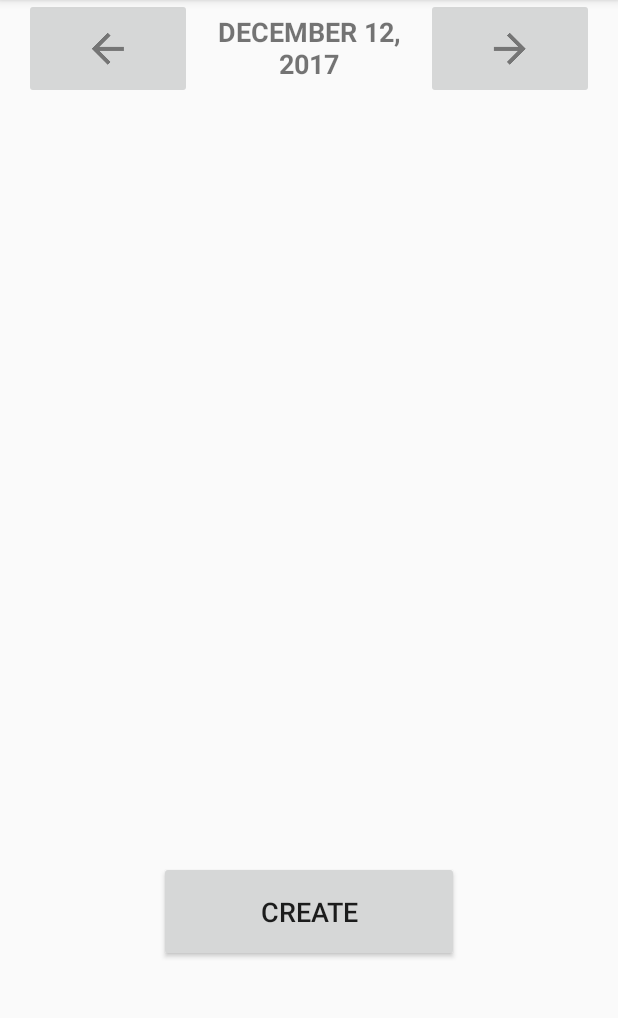
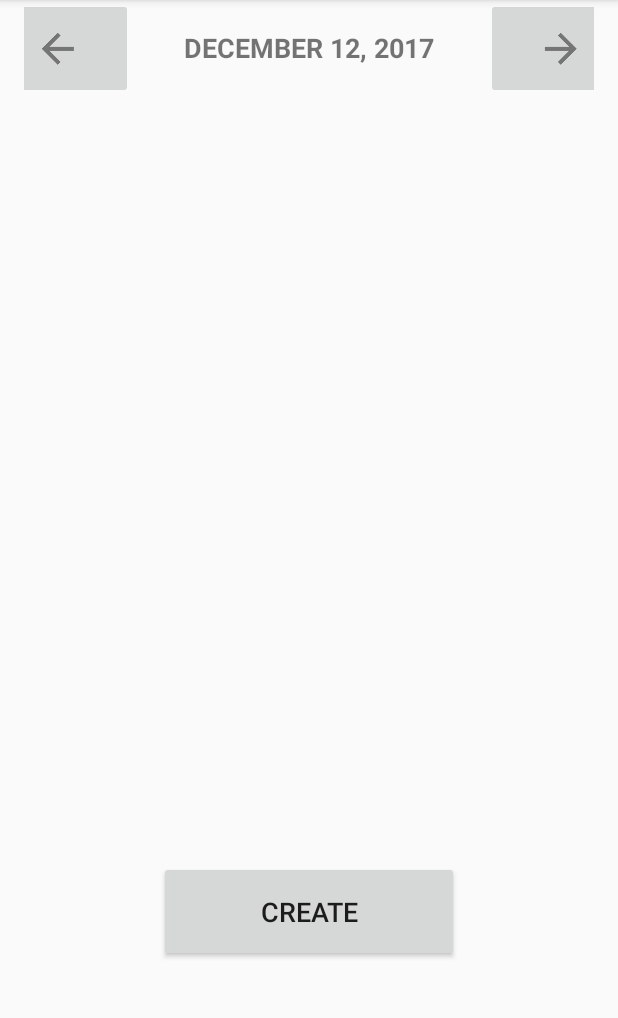
Before and after one commit to davidferrara/Booking, an Android app: the MainActivity screen opened directly, with no data from a screen before it, on a phone screen of 412 x 824 dp, the part 84-1102 px from its top. Run offline under Robolectric (Android 15) with nearby library versions, the phone set to English and light mode, and no system bars; libraries missing offline, so code that uses them is left out: com.clover.sdk, com.google.api.client, com.google.api.services, pub.devrel.easypermissions; 5 statements that could not run were skipped.

Commit message:
Small changes to the gui on main screen

```diff
--- a/app/src/main/res/layout/activity_main.xml
+++ b/app/src/main/res/layout/activity_main.xml
@@ -12,22 +12,20 @@
     <LinearLayout xmlns:android="http://schemas.android.com/apk/res/android"
         android:layout_width="match_parent"
         android:layout_height="64dp"
+        android:layout_gravity="center"
         android:gravity="center"
         android:orientation="horizontal">
 
         <ImageButton
             android:id="@+id/previousDayButton"
-            android:layout_width="wrap_content"
+            android:layout_width="100dp"
             android:layout_height="67dp"
-            android:layout_weight="1"
-            android:src="@drawable/back_arrow"
-            android:textSize="18sp" />
+            android:src="@drawable/back_arrow" />
 
         <TextView
             android:id="@+id/currentDate"
-            android:layout_width="100dp"
+            android:layout_width="235dp"
             android:layout_height="wrap_content"
-            android:layout_weight="1"
             android:text="Current Date Goes Here"
             android:textAlignment="center"
             android:textAllCaps="true"
@@ -36,11 +34,9 @@
 
         <ImageButton
             android:id="@+id/nextDayButton"
-            android:layout_width="wrap_content"
+            android:layout_width="100dp"
             android:layout_height="67dp"
-            android:layout_weight="1"
-            android:src="@drawable/next_arrow"
-            android:textSize="18sp" />
+            android:src="@drawable/next_arrow" />
 
     </LinearLayout>
 
```
Also changed, not shown: app/src/main/res/layout/daylayout.xml (+4 -4 lines).
